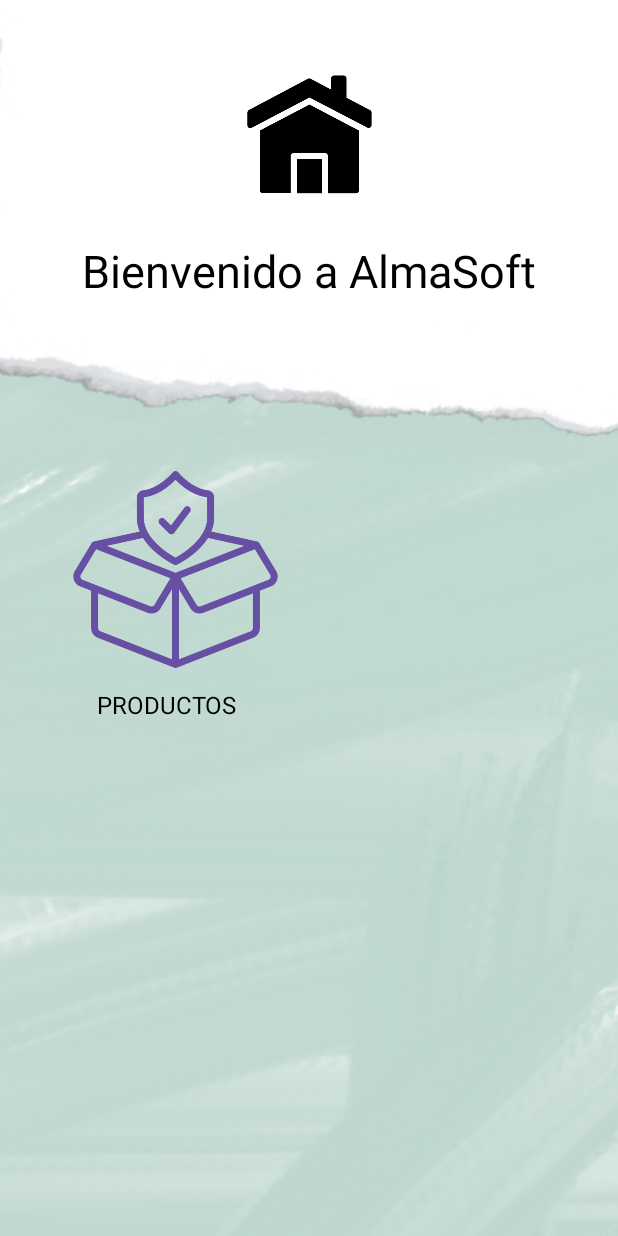
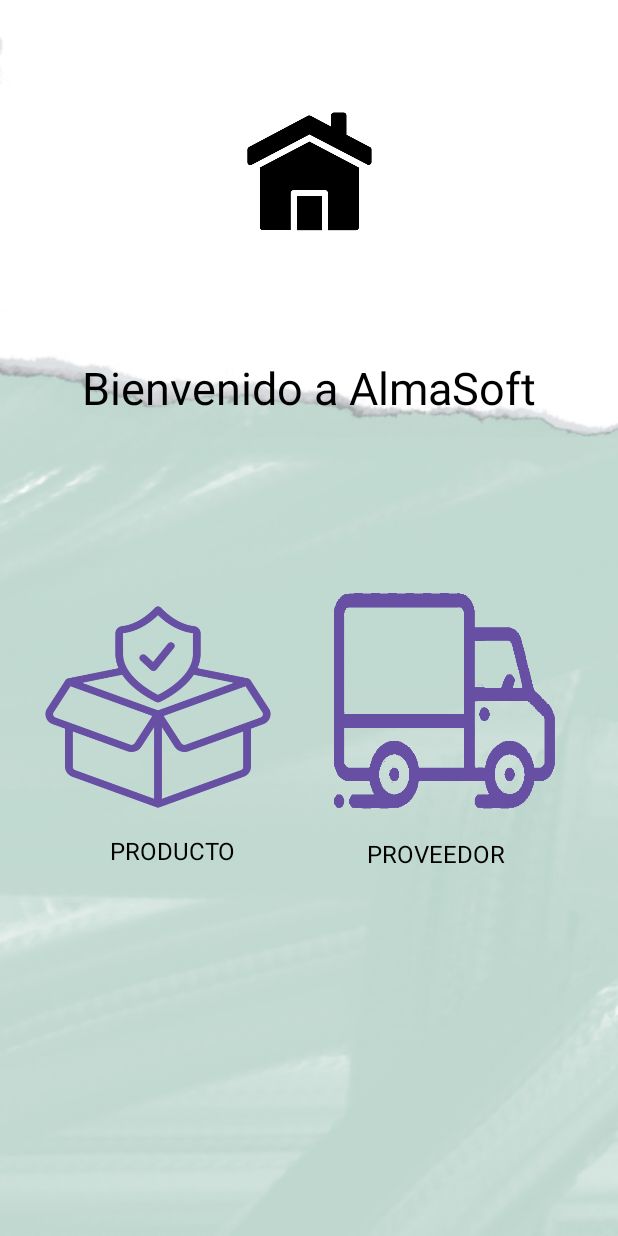
Before and after one commit to Magia10/AlmaSoft, an Android app: the HomeActivity screen opened directly, with no data from a screen before it, on a phone screen of 412 x 824 dp. Run offline under Robolectric (Android 15) with nearby library versions, the light colour scheme and no system bars.

Commit message:
Creacion de interfaz de proveedor

```diff
--- a/app/src/main/java/com/example/almasoft/view/HomeActivity.java
+++ b/app/src/main/java/com/example/almasoft/view/HomeActivity.java
@@ -20,12 +20,13 @@ public class HomeActivity extends AppCompatActivity {
         super.onCreate(savedInstanceState);
         setContentView(R.layout.activity_home);
 
-        Button buttonProducto = findViewById(R.id.buttonProducto);
+        Button buttonProducto = findViewById(R.id.buttonProdcutor);
         buttonProducto.setOnClickListener(new View.OnClickListener() {
             @Override
             public void onClick(View v) {
                 Intent intent = new Intent(HomeActivity.this, ProductActivity.class);
                 startActivity(intent);
             } });
-        }
     }
+
+}
--- /dev/null
+++ b/app/src/main/java/com/example/almasoft/view/ListadoProveedoresActivity.java
@@ -0,0 +1,4 @@
+package com.example.almasoft.view;
+
+public class ListadoProveedoresActivity {
+}
--- /dev/null
+++ b/app/src/main/java/com/example/almasoft/view/registrarProveedorActivity.java
@@ -0,0 +1,4 @@
+package com.example.almasoft.view;
+
+public class registrarProveedorActivity {
+}
--- a/app/src/main/res/layout/activity_editar_product.xml
+++ b/app/src/main/res/layout/activity_editar_product.xml
@@ -104,7 +104,7 @@
         android:layout_marginBottom="60dp"
         android:layout_weight="1"
         android:backgroundTint="@color/MarronOscuro"
-        android:onClick="enviarLogin"
+        android:onClick="enviarListarProducto"
         android:text="@string/Btnregresar"
         app:layout_constraintBottom_toBottomOf="parent"
         app:layout_constraintEnd_toStartOf="@+id/button_add"
--- a/app/src/main/res/layout/activity_home.xml
+++ b/app/src/main/res/layout/activity_home.xml
@@ -10,48 +10,82 @@
     <ImageView
         android:id="@+id/logoImageView"
         android:layout_width="100dp"
-        android:layout_height="100dp"
+        android:layout_height="0dp"
+        android:layout_marginTop="0dp"
+        android:layout_marginBottom="165dp"
+        android:contentDescription="Logo de la aplicación"
         android:src="@drawable/home"
-        app:layout_constraintTop_toTopOf="parent"
+        app:layout_constraintBottom_toTopOf="@+id/buttonProdcutor"
+        app:layout_constraintEnd_toEndOf="parent"
         app:layout_constraintStart_toStartOf="parent"
-        app:layout_constraintEnd_toEndOf="parent"
-        android:layout_marginTop="40dp"
-        android:contentDescription="Logo de la aplicación" />
+        app:layout_constraintTop_toTopOf="parent" />
 
     <TextView
         android:id="@+id/textViewHome"
         android:layout_width="wrap_content"
         android:layout_height="wrap_content"
+        android:layout_marginBottom="105dp"
         android:text="Bienvenido a AlmaSoft"
+        android:textColor="@android:color/black"
         android:textSize="30sp"
-        android:textColor="@android:color/black"
-        app:layout_constraintTop_toBottomOf="@id/logoImageView"
+        app:layout_constraintBottom_toTopOf="@+id/buttonProveedor"
+        app:layout_constraintEnd_toEndOf="parent"
         app:layout_constraintStart_toStartOf="parent"
-        app:layout_constraintEnd_toEndOf="parent"
-        android:layout_marginTop="20dp" />
+        app:layout_constraintTop_toBottomOf="@+id/logoImageView" />
 
     <Button
-        android:id="@+id/buttonProducto"
-        android:layout_width="150dp"
-        android:layout_height="150dp"
-        android:layout_marginTop="104dp"
-        android:layout_marginEnd="220dp"
+        android:id="@+id/buttonProdcutor"
+        android:layout_width="165dp"
+        android:layout_height="153dp"
+        android:layout_marginStart="41dp"
+        android:layout_marginEnd="31dp"
+        android:layout_marginBottom="8dp"
         android:background="@drawable/icoprod"
         android:contentDescription="Botón de productos"
+        app:layout_constraintBottom_toTopOf="@+id/textViewProducto"
+        app:layout_constraintEnd_toStartOf="@+id/buttonProveedor"
+        app:layout_constraintStart_toStartOf="parent"
+        app:layout_constraintTop_toBottomOf="@+id/logoImageView" />
+
+    <Button
+        android:id="@+id/buttonProveedor"
+        android:layout_width="152dp"
+        android:layout_height="148dp"
+        android:layout_marginEnd="60dp"
+        android:layout_marginBottom="8dp"
+        android:background="@drawable/proveedor"
+        android:contentDescription="Botón de productos"
+        app:layout_constraintBottom_toTopOf="@+id/textViewProveedor"
         app:layout_constraintEnd_toEndOf="parent"
-        app:layout_constraintTop_toBottomOf="@id/textViewHome" />
+        app:layout_constraintStart_toEndOf="@+id/buttonProdcutor"
+        app:layout_constraintTop_toBottomOf="@+id/textViewHome" />
+
+    <TextView
+        android:id="@+id/textViewProveedor"
+        android:layout_width="wrap_content"
+        android:layout_height="wrap_content"
+        android:layout_marginEnd="2dp"
+        android:layout_marginBottom="235dp"
+        android:text="@string/TexProveedor"
+        android:textColor="@android:color/black"
+        android:textSize="16sp"
+        app:layout_constraintBottom_toBottomOf="parent"
+        app:layout_constraintEnd_toEndOf="parent"
+        app:layout_constraintStart_toEndOf="@+id/textViewProducto"
+        app:layout_constraintTop_toBottomOf="@+id/buttonProveedor" />
 
     <TextView
         android:id="@+id/textViewProducto"
         android:layout_width="wrap_content"
         android:layout_height="wrap_content"
-        android:layout_marginTop="4dp"
-        android:text="PRODUCTOS"
+        android:layout_marginEnd="13dp"
+        android:layout_marginBottom="246dp"
+        android:text="@string/TexProducto"
         android:textColor="@android:color/black"
         android:textSize="16sp"
-        app:layout_constraintEnd_toEndOf="@id/buttonProducto"
-        app:layout_constraintHorizontal_bias="0.396"
-        app:layout_constraintStart_toStartOf="@id/buttonProducto"
-        app:layout_constraintTop_toBottomOf="@id/buttonProducto" />
+        app:layout_constraintBottom_toBottomOf="parent"
+        app:layout_constraintEnd_toStartOf="@+id/textViewProveedor"
+        app:layout_constraintStart_toStartOf="parent"
+        app:layout_constraintTop_toBottomOf="@+id/buttonProdcutor" />
 
 </androidx.constraintlayout.widget.ConstraintLayout>
--- a/app/src/main/res/layout/activity_product.xml
+++ b/app/src/main/res/layout/activity_product.xml
@@ -31,7 +31,7 @@
         android:layout_marginBottom="39dp"
         android:layout_weight="1"
         android:backgroundTint="@color/MarronOscuro"
-        android:onClick="enviarLogin"
+        android:onClick="enviarHome"
         android:text="@string/Btnregresar"
         app:layout_constraintBottom_toBottomOf="parent"
         app:layout_constraintEnd_toStartOf="@+id/button_add"
```
Also changed, not shown: app/src/main/java/com/example/almasoft/view/CreateProductActivity.java (+8 -0 lines), app/src/main/java/com/example/almasoft/view/ProductActivity.java (+8 -0 lines), app/src/main/res/layout/activity_listado_proveedores.xml (added, +104 -0 lines), app/src/main/res/layout/activity_registrar_proveedor.xml (added, +197 -0 lines), app/src/main/res/values/strings.xml (+10 -0 lines), app/src/main/res/drawable/proveedor.png (added).
